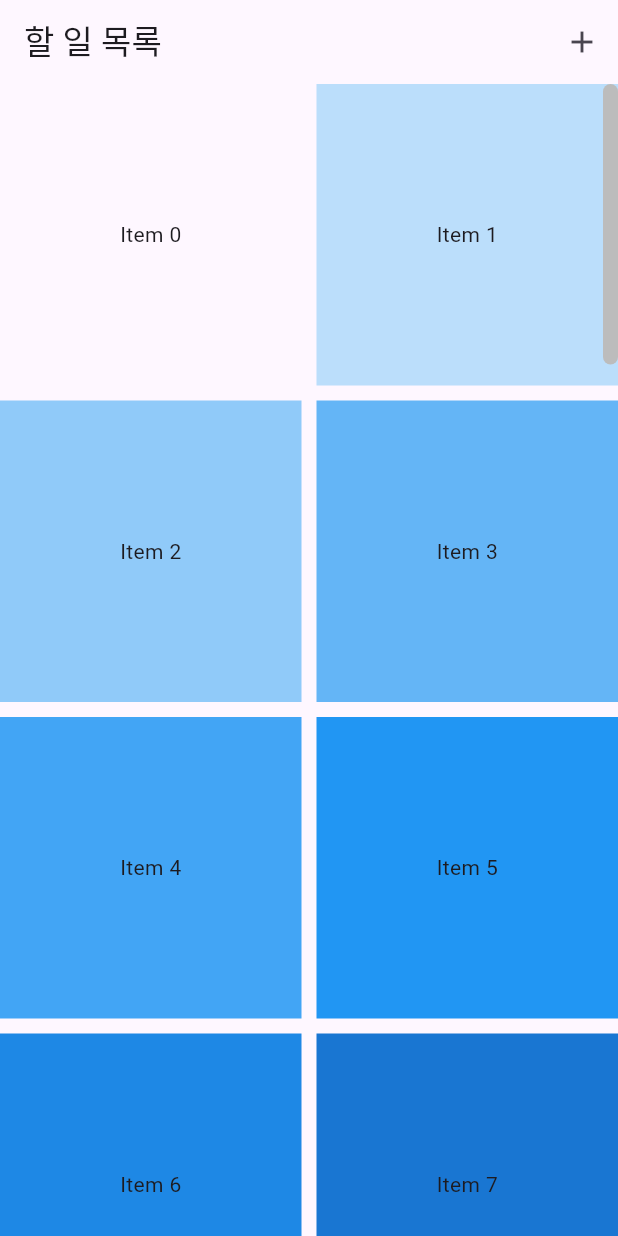
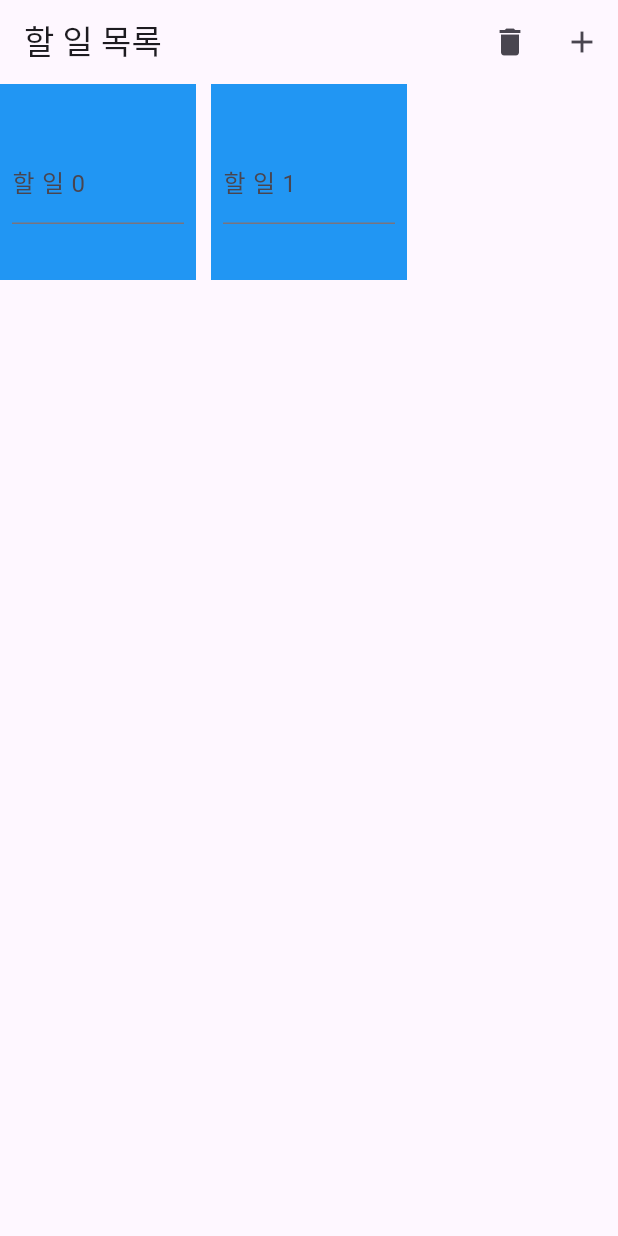
Before and after one commit to 837100/grid_todo_flutter, a Flutter app: the screen it shows after launch, after a tap on the "add" icon, on a phone screen of 412 x 824 dp. Run offline on Flutter 3.47's test engine with Material 3 defaults, Android fonts, the phone set to English and light mode, and no system bars; our stand-ins replace shared_preferences.

```diff
--- a/lib/todo_grid_view.dart
+++ b/lib/todo_grid_view.dart
@@ -1,11 +1,53 @@
 import 'package:flutter/material.dart';
+import 'package:shared_preferences/shared_preferences.dart';
 
-class TodoGridView extends StatelessWidget {
+class TodoGridView extends StatefulWidget {
   const TodoGridView({super.key});
 
+  @override
+  State<TodoGridView> createState() => _TodoGridView();
+}
+
+class _TodoGridView extends State<TodoGridView> {
+  final List<TextEditingController> _controllers =
+      List.generate(1, (index) => TextEditingController());
+  int _selectedIndex = -1;
+  bool _showDeleteButton = true;
+
+  @override
+  void initState() {
+    super.initState();
+    _loadTodos();
+  }
+
+  void _loadTodos() async {
+    final SharedPreferences prefs = await SharedPreferences.getInstance();
+    setState(() {
+      for (int i = 0; i < _controllers.length; i++) {
+        _controllers[i].text = prefs.getString('todo_$i') ?? '';
+      }
+    });
+  }
+
+  void _saveTodo(int index, String value) async {
+    final SharedPreferences prefs = await SharedPreferences.getInstance();
+    await prefs.setString('todo_$index', value);
+  }
+
   void _addTodo() {
-    // 할 일 추가 로직을 여기에 작성하세요.
-    debugPrint('Add Todo');
+    setState(() {
+      _controllers.add(TextEditingController());
+    });
+  }
+
+  void _deleteTodo() {
+    setState(() {
+      if (_selectedIndex >= 0 && _selectedIndex < _controllers.length) {
+        _controllers.removeAt(_selectedIndex);
+        _showDeleteButton = false;
+        _selectedIndex = -1;
+      }
+    });
   }
 
   @override
@@ -14,33 +56,50 @@ class TodoGridView extends StatelessWidget {
       appBar: AppBar(
         title: const Text('할 일 목록'),
         actions: [
+          if (_showDeleteButton)
+            IconButton(
+              icon: const Icon(Icons.delete),
+              onPressed: _deleteTodo,
+            ),
           IconButton(
             icon: const Icon(Icons.add),
             onPressed: _addTodo,
-          )
-        ]
+          ),
+        ],
       ),
       body: Scrollbar(
-        thickness: 10,
-        thumbVisibility: true,
+        thickness: 5,
+        thumbVisibility: false,
         radius: const Radius.circular(5),
         child: GridView.builder(
           scrollDirection: Axis.vertical,
           gridDelegate: const SliverGridDelegateWithFixedCrossAxisCount(
-            crossAxisCount: 2,
+            crossAxisCount: 3,
             crossAxisSpacing: 10,
             mainAxisSpacing: 10,
           ),
-          itemCount: 30,
+          itemCount: _controllers.length,
           itemBuilder: (context, index) {
-            return InkWell(
-              onTap: () {
-                debugPrint('Item $index Tapped');
+            return GestureDetector(
+              onLongPress: () {
+                setState(() {
+                  _showDeleteButton = true;
+                  _selectedIndex = index;
+                });
               },
               child: Container(
-                color: Colors.blue[100 * (index % 9)],
+                padding: const EdgeInsets.all(8.0),
+                color: Colors.blue,
                 child: Center(
-                  child: Text('Item $index'),
+                  child: TextField(
+                    controller: _controllers[index],
+                    decoration: InputDecoration(
+                      labelText: '할 일 $index',
+                    ),
+                    onChanged: (value) {
+                      _saveTodo(index, value);
+                    },
+                  ),
                 ),
               ),
             );
--- a/pubspec.yaml
+++ b/pubspec.yaml
@@ -34,6 +34,7 @@ dependencies:
   # The following adds the Cupertino Icons font to your application.
   # Use with the CupertinoIcons class for iOS style icons.
   cupertino_icons: ^1.0.8
+  shared_preferences: ^2.5.2
 
 dev_dependencies:
   flutter_test:
```
Also changed, not shown: lib/text_field.dart (deleted, +0 -75 lines), lib/todo_add_view.dart (+76 -0 lines), 10 other files.
